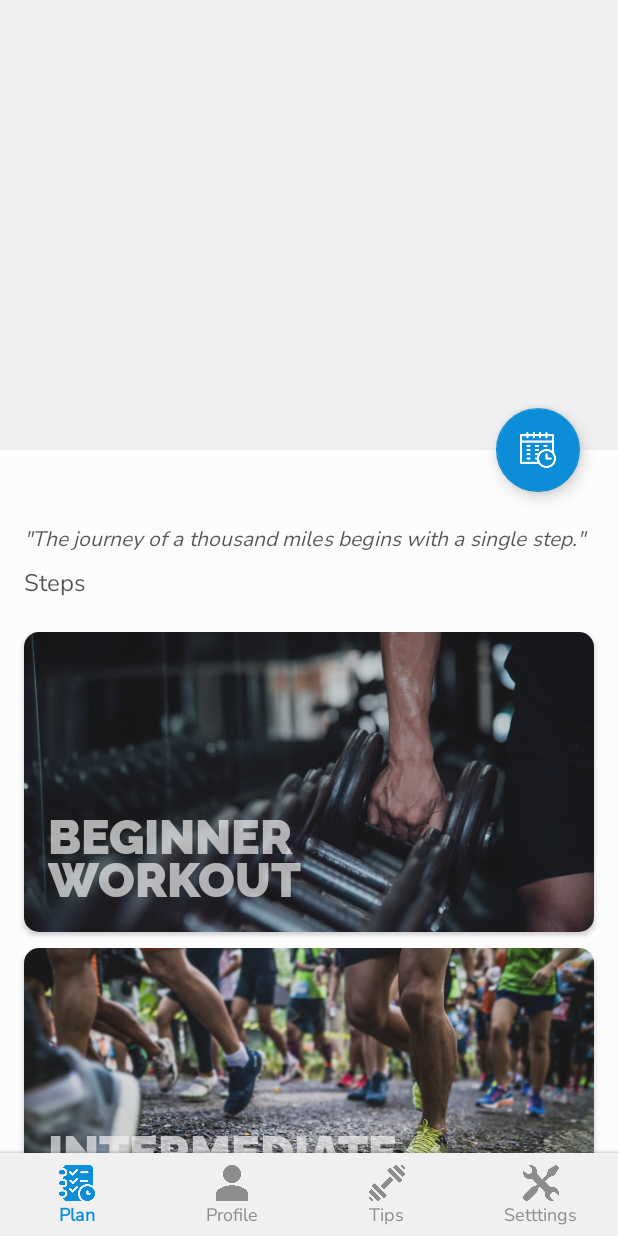
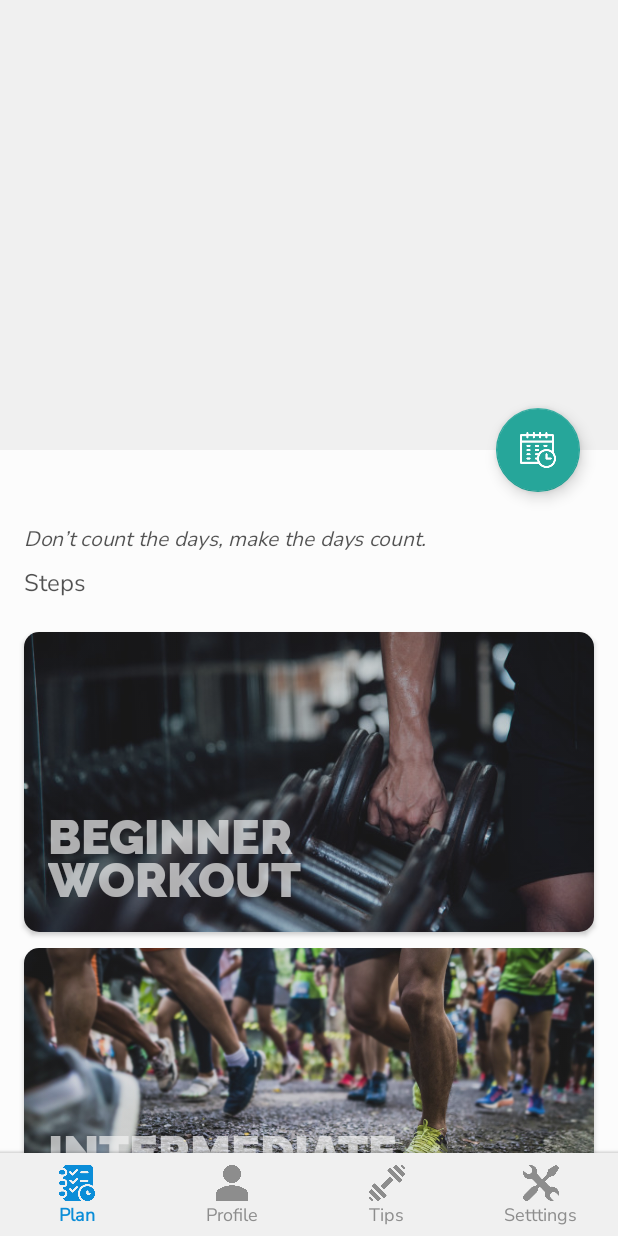
Before and after one commit to Pomoranca/LoseWeightKotlinApp, an Android app: the MainActivity screen opened directly, with no data from a screen before it, on a phone screen of 412 x 824 dp. Run offline under Robolectric (Android 15) with nearby library versions, the phone set to English and light mode, and no system bars; our stand-ins replace Room's generated code; libraries missing offline, so code that uses them is left out: com.mikepenz.materialdrawer, ru.cleverpumpkin.calendar; Roboto replaces fonts that are not available here; 9 statements that could not run were skipped.

Commit message:
Updated UI #2 added persistency in theme change added persistency in reminder notification added list of daily reminders

```diff
--- a/app/src/main/java/com/pomoranca/myapplication/NotificationHelper.kt
+++ b/app/src/main/java/com/pomoranca/myapplication/NotificationHelper.kt
@@ -7,9 +7,11 @@ import android.content.Context
 import android.content.ContextWrapper
 import android.os.Build
 import androidx.core.app.NotificationCompat
+import com.pomoranca.myapplication.data.Reminders
 
 
 class NotificationHelper(base: Context?) : ContextWrapper(base) {
+    private val reminderList = Reminders()
     private var mManager: NotificationManager? = null
     @TargetApi(Build.VERSION_CODES.O)
     private fun createChannel() {
@@ -32,7 +34,7 @@ class NotificationHelper(base: Context?) : ContextWrapper(base) {
     val channelNotification: NotificationCompat.Builder
         get() = NotificationCompat.Builder(applicationContext, channelID)
             .setContentTitle("Hey!")
-            .setContentText("Don't forget to")
+            .setContentText(reminderList.reminders.random())
             .setSmallIcon(R.drawable.ic_check)
 
     companion object {
--- a/app/src/main/java/com/pomoranca/myapplication/NotificationReceiver.kt
+++ b/app/src/main/java/com/pomoranca/myapplication/NotificationReceiver.kt
@@ -9,7 +9,6 @@ import androidx.core.app.NotificationCompat
 
 class NotificationReceiver : BroadcastReceiver() {
     override fun onReceive(context: Context?, intent: Intent?) {
-        Log.i("ALARMS", "ALARM RECEIVED")
         val notificationHelper = NotificationHelper(context)
         val nb: NotificationCompat.Builder = notificationHelper.channelNotification
         notificationHelper.manager!!.notify(1, nb.build())
--- a/app/src/main/java/com/pomoranca/myapplication/activities/fragments/MainFragment.kt
+++ b/app/src/main/java/com/pomoranca/myapplication/activities/fragments/MainFragment.kt
@@ -22,6 +22,7 @@ import androidx.recyclerview.widget.LinearLayoutManager
 import com.pomoranca.myapplication.R
 import com.pomoranca.myapplication.adapters.AwardRecyclerViewAdapter
 import com.pomoranca.myapplication.adapters.PlanRecyclerViewAdapter
+import com.pomoranca.myapplication.data.Reminders
 import com.pomoranca.myapplication.viewmodels.LoseWeightViewModel
 import kotlinx.android.synthetic.main.activity_main.*
 import kotlinx.android.synthetic.main.fragment_main.*
@@ -58,7 +59,6 @@ class MainFragment : Fragment(), SensorEventListener {
 
         val rootView = inflater.inflate(R.layout.fragment_main, container, false)
 
-
         stepCounterText = rootView.findViewById(R.id.fragment_main_text_step_counter)
         progressBar = rootView.findViewById(R.id.fragment_main_progress_step)
         // Inflate the layout for this fragment
@@ -66,9 +66,7 @@ class MainFragment : Fragment(), SensorEventListener {
         getValues()
         awardRecyclerViewAdapter = AwardRecyclerViewAdapter()
         awardRecyclerViewAdapter.populateAwardList()
-
-
-
+        val reminderList = Reminders()
 
         loseWeightViewModel = ViewModelProviders.of(this).get(LoseWeightViewModel::class.java)
         //Populate USER OVERVIEW from DATABASE DATA
@@ -106,9 +104,9 @@ class MainFragment : Fragment(), SensorEventListener {
 
 
             }
-            text_hi.text = "Hi ${it[0].name}"
+            text_hi.text = "Hi, ${it[0].name}"
         })
-
+        rootView.textview_tips.text = reminderList.reminders.random()
         val recyclerView = rootView!!.recyclerViewMain
         recyclerView.layoutManager = LinearLayoutManager(activity)
         recyclerView.setHasFixedSize(true)
@@ -207,8 +205,8 @@ class MainFragment : Fragment(), SensorEventListener {
         editor.putFloat("stepsMadeTotal", stepsMadeTotal)
         editor.putFloat("stepsMadeToday", stepsMadeToday)
         editor.apply()
-
     }
 
 
+
 }
--- /dev/null
+++ b/app/src/main/java/com/pomoranca/myapplication/data/Reminders.kt
@@ -0,0 +1,127 @@
+package com.pomoranca.myapplication.data
+
+class Reminders {
+    val reminders = mutableListOf<String>()
+
+    init {
+        reminders.add("Of course it’s hard. It’s supposed to be hard. It it were easy, everybody would do it. Hard is what makes it great.")
+        reminders.add("Your body can stand almost anything. It’s your mind that you have to convince")
+        reminders.add("Success isn’t always about greatness. It’s about consistency. Consistent hard work gains success. Greatness will come.")
+        reminders.add("Train insane or remain the same.")
+        reminders.add("Definition of a really good workout: when you hate doing it, but you love finishing it")
+        reminders.add("Push yourself because no one else is going to do it for you")
+        reminders.add("Success starts with self-discipline.")
+        reminders.add("Motivation is what gets you started. Habit is what keeps you going.")
+        reminders.add("What seems impossible today will one day become your warm-up.")
+        reminders.add("Never give up on a dream just because of the time it will take to accomplish it. The time will pass anyway")
+        reminders.add("Someone busier than you is working out right now")
+        reminders.add("When you feel like quitting think about why you started.")
+        reminders.add("It comes down to one simple thing: how bad do you want it?")
+        reminders.add("The journey of a thousand miles begins with a single step")
+        reminders.add("Obstacles can’t stop you. Problems can’t stop you. People can’t stop you. Only you can stop you.")
+        reminders.add("The only bad workout is the one that didn’t happen.")
+        reminders.add("The pain you feel today, will be the strength you feel tomorrow")
+        reminders.add("Believe in yourself and all that you are. Know that there is something inside of you that is greater than any obstacle.")
+        reminders.add("Nothing truly great ever came from a comfort zone.")
+        reminders.add("You don’t have to be extreme, just consistent.")
+        reminders.add("The difference between wanting and achieving is discipline.")
+        reminders.add("The hard part isn’t getting your body in shape. The hard part is getting your mind in shape.")
+        reminders.add("Wake up. Work out. Look hot. Kick ass.")
+        reminders.add("Go the extra mile. It’s never crowded.")
+        reminders.add("Don’t wish for a good body, work for it")
+        reminders.add("70% of people that start a fitness plan quit. Except you. Not this time")
+        reminders.add("Today I will do what others won’t, so tomorrow I can accomplish what others can’t")
+        reminders.add("Do something today that your future self will thank you for.")
+        reminders.add("We are what we repeatedly do. Excellence then is not an act but a habit.")
+        reminders.add("No matter how slow you go, you are still lapping everybody on the couch.")
+        reminders.add("Sweat is fat crying.")
+        reminders.add("You miss 100% of the shots you don’t take.")
+        reminders.add("The difference between the impossible and the possible lies in a person’s determination.")
+        reminders.add("If you want something you’ve never had, you must be willing to do something you’ve never done.")
+        reminders.add("To give anything less than your best is to sacrifice the gift")
+        reminders.add("You’re only one workout away from a good mood.")
+        reminders.add("Nothing will work unless you do.")
+        reminders.add("Life begins at the end of your comfort zone")
+        reminders.add("The difference between try and triumph is a little ‘umph")
+        reminders.add("Don’t count the days, make the days count.")
+        reminders.add("Making excuses burns zero calories per hour.")
+        reminders.add("If you’re tired of starting over, stop giving up")
+        reminders.add("Do what you have to do until you can do what you want to do.")
+        reminders.add("Create healthy habits, not restrictions.")
+        reminders.add("It’s going to be a journey. It’s not a sprint to get in shape.")
+        reminders.add("No matter how many mistakes you make or how slow you progress, you are still way ahead of everyone who isn’t trying.")
+        reminders.add("Just believe in yourself. Even if you don’t pretend that you do and, and some point, you will")
+        reminders.add("Strive for progress, not perfection.")
+        reminders.add("All great achievements require time.")
+        reminders.add("We cannot start over. But we can begin now and make a new ending.")
+        reminders.add("If you think working out is dangerous, try being weak. Being weak is dangerous")
+        reminders.add("The clock is ticking. Are you becoming the person you want to be?")
+        reminders.add("Whether you think you can, or you think you can’t, you’re right.")
+        reminders.add("You must expect great things of yourself before you can do them.")
+        reminders.add("Well done is better than well said.")
+        reminders.add("All our dreams can come true if we have the courage to pursue them.")
+        reminders.add("A champion is someone who gets up when they can’t.")
+        reminders.add("If something stands between you and your success, move it. Never be denied.")
+        reminders.add("If you want something you’ve never had, you must be willing to do something you’ve never done.")
+        reminders.add("Things work out best for those who make the best of how things work out.")
+        reminders.add("Success is walking from failure to failure with no loss of enthusiasm.")
+        reminders.add("Fitness is not about being better than someone else. It’s about being better than you used to be.")
+        reminders.add("Take care of your body. It’s the only place you have to live.")
+        reminders.add("I hate every minute of training. But i said, don’t quit. Suffer now and live the rest of your life as a champion.")
+        reminders.add("Do something today that your future self will thank you for.")
+        reminders.add("If it doesn’t challenge you, it won’t change you.")
+        reminders.add("Don’t limit your challenges, challenge your limits.")
+        reminders.add("Age is no barrier. It’s a limitation you put on your mind.")
+        reminders.add("You can have results or excuses, but not both.")
+        reminders.add("In two weeks, you'll feel it. In four weeks, you'll see it. In eight weeks, you'll hear it.")
+        reminders.add("It's easier to wake up early in the morning & work out, than it is to look in the mirror each day & not like what you see.")
+        reminders.add("Exercise is a celebration of what your body can do. Not a punishment for what you ate.")
+        reminders.add("Work out. Eat well. Be patient. Your body will reward you.")
+        reminders.add("Your body can do it it's time to convince your mind.")
+        reminders.add("You get what you work for.")
+        reminders.add("May the next few months be a period of magnificent transformation.")
+        reminders.add("You're far too smart to be the only thing standing in your way.")
+        reminders.add("I started working out because I think my great personality could use a banging body.")
+        reminders.add("I never regret it when I do it, but I always regret it when I don't.")
+        reminders.add("Note to Self: This is for you. This isn't about anybody. Live for you. Honor you. Never lose sight of that.")
+        reminders.add("I already know what giving up feels like. I want to see what happens if I don't.")
+        reminders.add("A 30-minute workout is just two percent of your day. No excuses.")
+        reminders.add("Sore. The most satisfying pain.")
+        reminders.add("Fall in love with taking care of your body.")
+        reminders.add("Look in the mirror ... that's your competition.")
+        reminders.add("Progress: you might not be where you want to be. But you're not where you used to be.")
+        reminders.add("Be stronger than your strongest excuse.")
+        reminders.add("Don't tell people your plans. Show them your rsults.")
+        reminders.add("My summer body is in progress.")
+        reminders.add("You are what you eat ... So don't be fast, cheap, easy, or fake!")
+        reminders.add("A little progress each day adds up to big results.")
+        reminders.add("Fitness is like a relationship. You can’t cheat and expect it to work")
+        reminders.add("The best way to predict the future is to create it.")
+        reminders.add("Once you learn to quit, it becomes a habit")
+        reminders.add("Love yourself enough to live a healthy lifestyle.")
+        reminders.add("When I lost all of my excuses I found my results.")
+        reminders.add("A year from now you may wish you had started today.")
+        reminders.add("Don’t give up on your dreams, or your dreams will give up on you.")
+        reminders.add("There are no shortcuts to living your greatest life and becoming your best self.")
+        reminders.add("Your desire to change must be greater than your desire to stay the same.")
+        reminders.add("Don’t stop until you’re proud.")
+        reminders.add("If you get tired, learn to rest, not quit.")
+        reminders.add("Tough times don’t last. Tough people do.")
+        reminders.add("If you want it, you’ll find a way. If you don’t, you’ll find an excuse.")
+        reminders.add("You will never always be motivated. You have to learn to be disciplined. ")
+        reminders.add("When your body feels like giving up, that’s when your workout really starts.")
+        reminders.add("Some people want it to happen, some wish it would happen, others make it happen.")
+        reminders.add("Losing weight is hard. Being overweight is hard. Choose your hard.")
+        reminders.add("Workout because you love yourself, not because you hate your body.")
+        reminders.add("Health is like money, we never have a true idea of its value until we lose it.")
+        reminders.add("Want to be happy? Working out releases endorphins and endorphins make you happy.")
+        reminders.add("Don’t shrink your goal. Increase your effort.")
+        reminders.add("Success is what comes after your stop making excuses. ")
+        reminders.add("You may delay, but time will not.")
+        reminders.add("Only put off until tomorrow what you are willing to die having left undone")
+        reminders.add("You cannot escape the responsibility of tomorrow by evading it today.")
+        reminders.add("Life always begins with one step outside of your comfort zone.")
+    }
+
+
+}
--- a/app/src/main/res/layout/fragment_main.xml
+++ b/app/src/main/res/layout/fragment_main.xml
@@ -37,7 +37,7 @@
             android:layout_marginTop="3dp"
             android:layout_marginEnd="16dp"
             android:fontFamily="@font/nunito_sans"
-            android:text='"The journey of a thousand miles begins with a single step."'
+            android:text=""
             android:textColor="?attr/textColor"
             android:textStyle="italic"
             app:layout_constraintEnd_toEndOf="parent"
--- a/app/src/main/res/values/colors.xml
+++ b/app/src/main/res/values/colors.xml
@@ -2,16 +2,16 @@
 <resources>
     <color name="colorPrimary">#0B8dd8</color>
     <color name="colorPrimaryDark">#0B8dd8</color>
-    <color name="colorAccent">#0B8dd8</color>
+    <color name="colorAccent">#26a69a</color>
     <color name="colorWhite">#F0F0F0</color>
     <color name="darkDrawer">#424242</color>
-    <color name="buttonColor">#0B8dd8 </color>
+    <color name="buttonColor">#0B8dd8</color>
     <color name="grayButton">#707070</color>
     <color name="focusedColor">#E8D8D8D8</color>
-    <color name="startTimer">#43A047</color>
+    <color name="startTimer">#26a69a</color>
     <color name="emphasizeYellow">#CEFFE623</color>
     <color name="grayTransparent">#28808080</color>
-
+    <color name="colorInverse">@color/darkDrawer</color>
 
 
 </resources>
--- a/app/src/main/res/values/styles.xml
+++ b/app/src/main/res/values/styles.xml
@@ -1,4 +1,4 @@
-<resources>
+<resources xmlns:tools="http://schemas.android.com/tools">
 
     <!-- Base application theme. -->
     <style name="AppTheme" parent="Theme.AppCompat.Light.NoActionBar">
@@ -16,6 +16,11 @@
         <item name="bottomNavBackgrounds">@color/colorWhite</item>
         <item name="bottomNavIcon">#8D8D8D</item>
         <item name="bottomNavPressed">@color/colorPrimary</item>
+
+        <!-- enable window content transitions -->
+        <item name="android:windowActivityTransitions" tools:targetApi="lollipop">true</item>
+
+        <!-- specify enter and exit transitions -->
     </style>
 
 
```
Also changed, not shown: app/src/main/java/com/pomoranca/myapplication/activities/MainActivity.kt (+63 -51 lines), app/src/main/java/com/pomoranca/myapplication/activities/WorkoutActivity.kt (+6 -6 lines), app/src/main/java/com/pomoranca/myapplication/activities/fragments/SettingsFragment.kt (+42 -2 lines), app/src/main/res/layout/fragment_settings.xml (+9 -9 lines).
